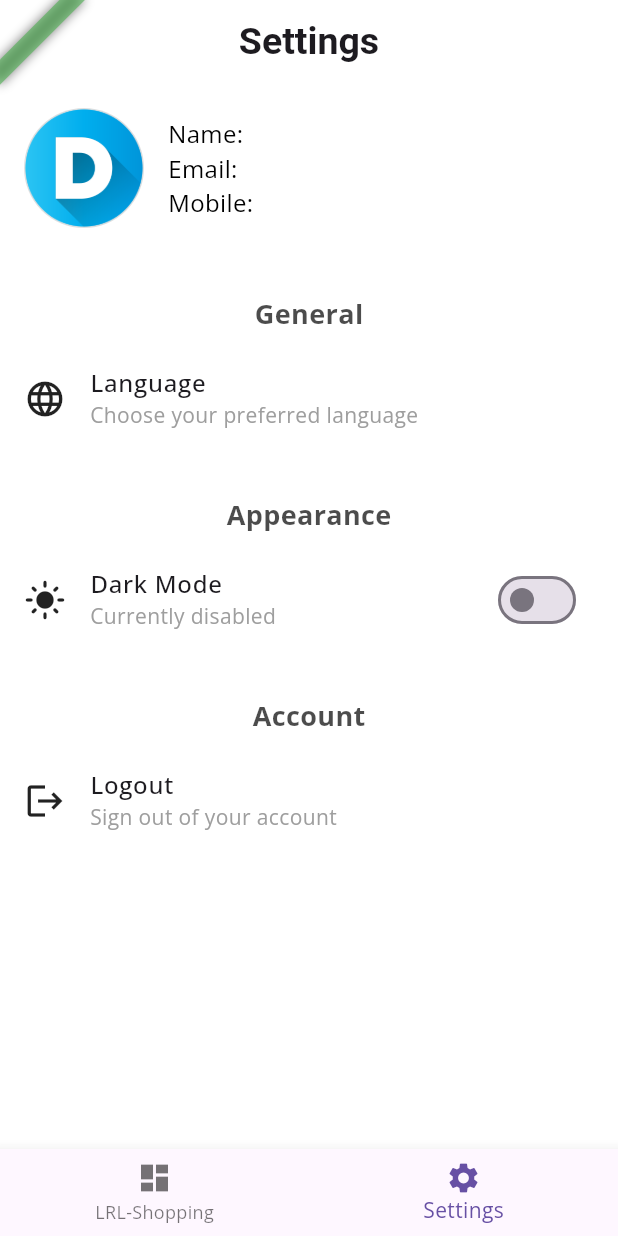
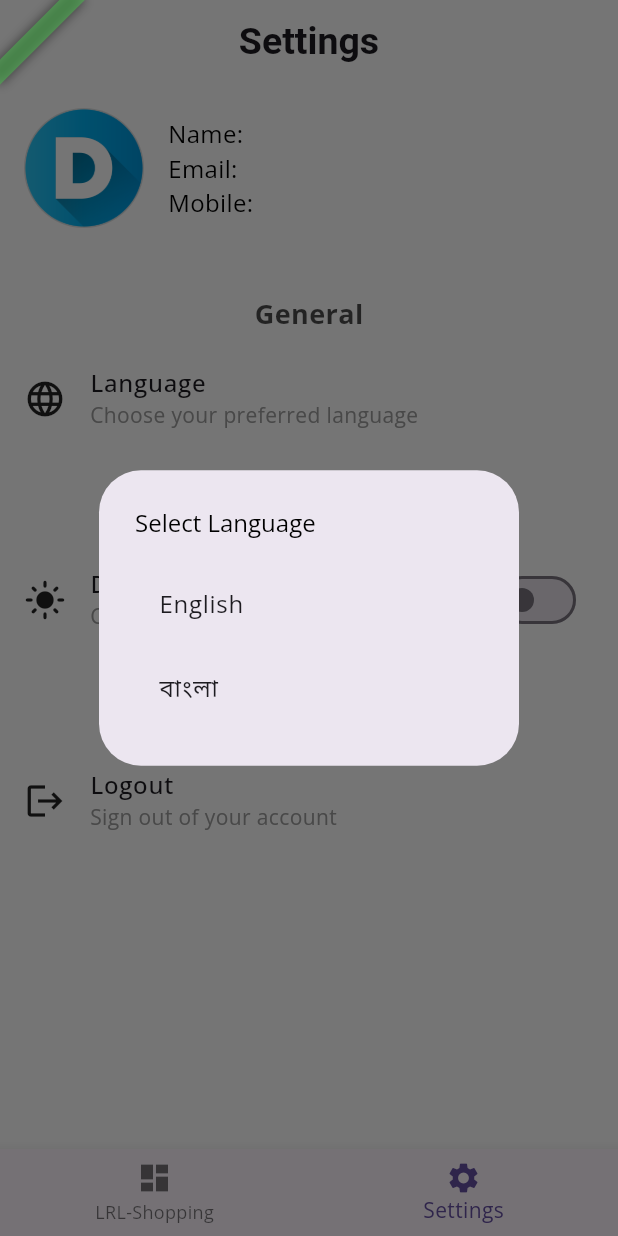
Before and after one commit to majharul-islam181/LRL-Shopping, a Flutter app: the HomeBottomNavBar screen opened directly with empty values, item 2 of the bottom bar chosen, after a tap on "Language", on a phone screen of 412 x 824 dp. Run offline on Flutter 3.47's test engine with Material 3 defaults, Android fonts, the phone set to English and light mode, and no system bars; our stand-ins replace dartz, dio, easy_localization, equatable, firebase_core, firebase_crashlytics and 5 more; accounts and stored records are empty; network calls fail.

Commit message:
feat: translate into bn

```diff
--- a/lib/core/language/app_language.dart
+++ b/lib/core/language/app_language.dart
@@ -2,32 +2,36 @@
 
 // for demo purposes using single language file but we can add more language
 enum Language {
-  english,
+  english,bengali
 }
 
 extension LanguageExtension on Language {
-  String get code {
+String get code {
     switch (this) {
       case Language.english:
         return 'en';
+      case Language.bengali:
+        return 'bn';
       default:
         return 'en';
     }
   }
-
-  Locale get locale {
+ Locale get locale {
     switch (this) {
       case Language.english:
         return AppLanguage.english;
+      case Language.bengali:
+        return AppLanguage.bengali;
       default:
         return AppLanguage.english;
     }
   }
-
-  String get text {
+String get text {
     switch (this) {
       case Language.english:
         return 'English';
+      case Language.bengali:
+        return 'বাংলা';
       default:
         return 'English';
     }
@@ -37,10 +41,13 @@
 class AppLanguage {
   static final all = [
     const Locale('en'),
+    const Locale('bn'),
   ];
   static const path = 'assets/language';
   static const english = Locale('en', '');
+  static const bengali = Locale('bn', '');
   static const englishCode = 'en';
+  static const bengaliCode = 'bn';
 }
 
 /*
--- a/lib/feature/home-settings/presentation/pages/settings_page.dart
+++ b/lib/feature/home-settings/presentation/pages/settings_page.dart
@@ -2,6 +2,7 @@
 import 'package:flutter_bloc/flutter_bloc.dart';
 import 'package:easy_localization/easy_localization.dart';
 import 'package:google_fonts/google_fonts.dart';
+import 'package:lrl_shopping/core/language/app_language.dart';
 import 'package:lrl_shopping/feature/auth/domain/entites/user.dart';
 import 'package:lrl_shopping/feature/auth/presentation/cubit/login_cubit.dart';
 import 'package:lrl_shopping/feature/home-settings/presentation/widgets/setting_title.dart';
@@ -17,7 +18,7 @@
     return Scaffold(
       appBar: AppBar(
         title: Text(
-          "Settings".tr(),
+          "settings".tr(),
           style: GoogleFonts.roboto(fontSize: 25),
         ),
         centerTitle: true,
@@ -40,11 +41,11 @@
                 Column(
                   crossAxisAlignment: CrossAxisAlignment.start,
                   children: [
-                    Text("Name: ${user.name}",
+                    Text("${"name".tr()}: ${user.name}",
                         style: const TextStyle(fontSize: 16)),
-                    Text("Email: ${user.email}",
+                    Text("${"email".tr()}: ${user.email}".tr(),
                         style: const TextStyle(fontSize: 16)),
-                    Text("Mobile: ${user.mobile}",
+                    Text("${"mobile".tr()}: ${user.mobile}",
                         style: const TextStyle(fontSize: 16)),
                   ],
                 ),
@@ -52,26 +53,26 @@
             ),
           ),
           const SizedBox(height: 20),
-          _buildSectionTitle("General".tr(), context),
+          _buildSectionTitle("general".tr(), context),
           SettingsTile(
             icon: Icons.language,
-            title: "Language".tr(),
-            subtitle: "Choose your preferred language".tr(),
-            onTap: () {},
+            title: "language".tr(),
+            subtitle: "choose_language".tr(),
+            onTap: () => _showLanguageDialog(context),
             iconColor: iconColor,
           ),
           const SizedBox(height: 20),
-          _buildSectionTitle("Appearance".tr(), context),
+          _buildSectionTitle("appearance".tr(), context),
           BlocBuilder<ThemeCubit, ThemeData>(
             builder: (context, theme) {
               return SettingsTile(
                 icon: theme.brightness == Brightness.dark
                     ? Icons.dark_mode
                     : Icons.light_mode,
-                title: "Dark Mode".tr(),
+                title: "dark_mode".tr(),
                 subtitle: theme.brightness == Brightness.dark
-                    ? "Currently enabled".tr()
-                    : "Currently disabled".tr(),
+                    ? "currently_enabled".tr()
+                    : "currently_disabled".tr(),
                 onTap: () => context.read<ThemeCubit>().toggleTheme(),
                 trailing: Switch(
                   value: theme.brightness == Brightness.dark,
@@ -84,11 +85,11 @@
             },
           ),
           const SizedBox(height: 20),
-          _buildSectionTitle("Account".tr(), context),
+          _buildSectionTitle("account".tr(), context),
           SettingsTile(
             icon: Icons.logout,
-            title: "Logout".tr(),
-            subtitle: "Sign out of your account".tr(),
+            title: "logout".tr(),
+            subtitle: "sign_out".tr(),
             onTap: () => context.read<LoginCubit>().logoutUser(),
             iconColor: iconColor,
           ),
@@ -110,4 +111,38 @@
       ),
     );
   }
+
+  void _showLanguageDialog(BuildContext context) {
+    showDialog(
+      context: context,
+      builder: (BuildContext context) {
+        return AlertDialog(
+          title: Text("Select Language".tr()),
+          content: Column(
+            mainAxisSize: MainAxisSize.min,
+            children: [
+              ListTile(
+                title: const Text("English"),
+                onTap: () {
+                  _changeLanguage(context, Language.english);
+                },
+              ),
+              ListTile(
+                title: const Text("বাংলা"),
+                onTap: () {
+                  _changeLanguage(context, Language.bengali);
+                },
+              ),
+            ],
+          ),
+        );
+      },
+    );
+  }
+
+  // 🔥 Function to Change Language
+  void _changeLanguage(BuildContext context, Language language) {
+    context.setLocale(language.locale);
+    Navigator.pop(context);
+  }
 }
--- a/lib/feature/home-settings/presentation/widgets/home_bottom_navbar.dart
+++ b/lib/feature/home-settings/presentation/widgets/home_bottom_navbar.dart
@@ -39,7 +39,7 @@
           ),
           BottomNavigationBarItem(
             icon: const Icon(Icons.settings),
-            label: "Settings".tr(),
+            label: "settings".tr(),
           ),
         ],
       ),
--- a/lib/feature/products/presentation/pages/product_list_page.dart
+++ b/lib/feature/products/presentation/pages/product_list_page.dart
@@ -1,5 +1,6 @@
 // ignore_for_file: unused_element
 
+import 'package:easy_localization/easy_localization.dart';
 import 'package:flutter/material.dart';
 import 'package:flutter_bloc/flutter_bloc.dart';
 import 'package:lrl_shopping/feature/products/presentation/cubit/product_cubit.dart';
@@ -62,7 +63,7 @@
   @override
   Widget build(BuildContext context) {
     return Scaffold(
-      appBar: AppBar(title: const Text("Product List")),
+      appBar: AppBar(title: Text("products_list".tr())),
       body: Column(
         children: [
           Padding(
@@ -71,7 +72,7 @@
               controller: _searchController,
               onChanged: _filterProducts,
               decoration: InputDecoration(
-                hintText: "Search products...",
+                hintText: "search".tr(),
                 prefixIcon: const Icon(Icons.search),
                 border: OutlineInputBorder(
                   borderRadius: BorderRadius.circular(10),
@@ -106,7 +107,7 @@
                       ),
                       title: Text(product.name),
                       subtitle: Text(
-                          "Price: \$${product.price} | Stock: ${product.stock}"),
+                          "${"price".tr()}: \$${product.price} | ${"stock".tr()}: ${product.stock}"),
                       trailing: Row(
                         mainAxisSize: MainAxisSize.min,
                         children: [
@@ -147,7 +148,7 @@
                   ),
                 );
               },
-              child: const Text("View Busket"),
+              child: Text("view_busket".tr()),
             )
           : const SizedBox.shrink(),
     );
```
Also changed, not shown: assets/language/bn.json (+41 -1 lines), assets/language/en.json (+39 -1 lines), lib/app/app.dart (+0 -7 lines), lib/feature/products/presentation/pages/checkout_page.dart (+4 -3 lines), lib/core/language/generated/locale_keys.g.dart.
